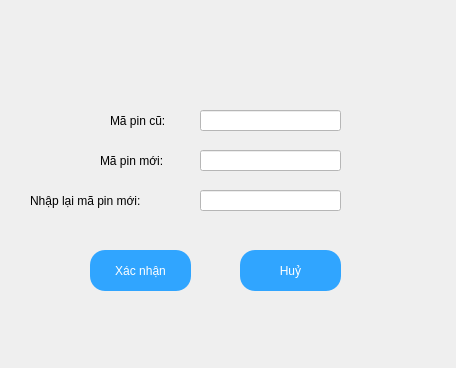
Before: the Qt Designer form QuanLyChiTieu/changepin.ui in derektruong/ExpenseManagement, drawn with Qt 5.
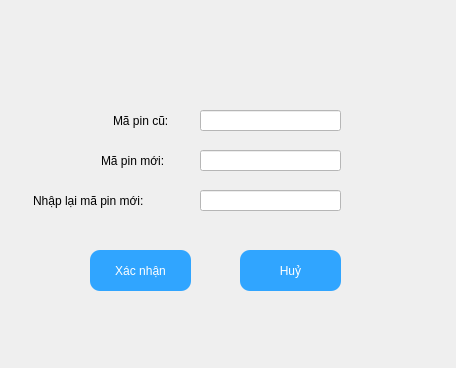
After: the same form once the commit is applied.

Patch:
```diff
--- a/QuanLyChiTieu/changepin.ui
+++ b/QuanLyChiTieu/changepin.ui
@@ -23,7 +23,7 @@
   <widget class="QLabel" name="label_MaPinCu">
    <property name="geometry">
     <rect>
-     <x>110</x>
+     <x>113</x>
      <y>100</y>
      <width>91</width>
      <height>41</height>
@@ -39,7 +39,7 @@
   <widget class="QLabel" name="label_MaPinMoi">
    <property name="geometry">
     <rect>
-     <x>100</x>
+     <x>101</x>
      <y>150</y>
      <width>101</width>
      <height>21</height>
@@ -55,7 +55,7 @@
   <widget class="QLabel" name="label_NhapLaiMaPinMoi">
    <property name="geometry">
     <rect>
-     <x>30</x>
+     <x>33</x>
      <y>190</y>
      <width>161</width>
      <height>21</height>
@@ -126,7 +126,7 @@
     </rect>
    </property>
    <property name="styleSheet">
-    <string notr="true">border-radius: 15px;
+    <string notr="true">border-radius: 10px;
 color: rgb(255, 255, 255);
 background-color: rgb(48, 165, 255);
 font: 75 15pt &quot;MS Shell Dlg 2&quot;;</string>
@@ -145,7 +145,7 @@
     </rect>
    </property>
    <property name="styleSheet">
-    <string notr="true">border-radius: 15px;
+    <string notr="true">border-radius: 10px;
 color: rgb(255, 255, 255);
 background-color: rgb(48, 165, 255);
 font: 75 15pt &quot;MS Shell Dlg 2&quot;;</string>
```
